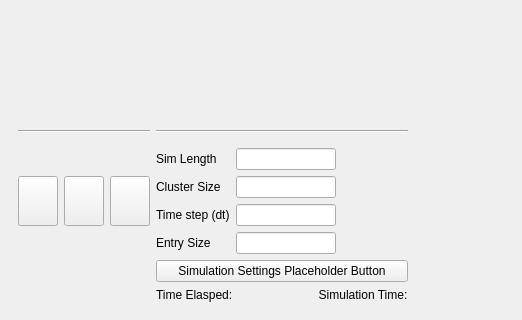
G-PIES/G-PIES, file src/ui/gui/mainwindow.ui: the form before one commit; both pictures show x 0 to 522 and y 375 to 695 of the 923 by 695 pixel window.
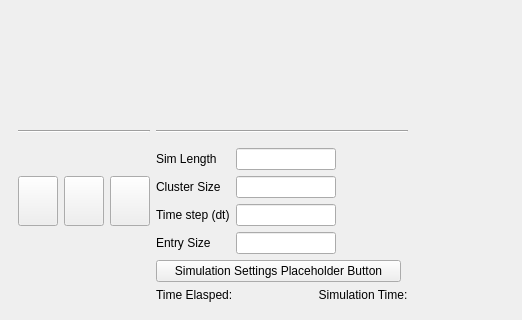
The form after the commit. Icons and pictures are not drawn.

Commit message: changed settings placeholder button size

```diff
--- a/src/ui/gui/mainwindow.ui
+++ b/src/ui/gui/mainwindow.ui
@@ -416,6 +416,12 @@
        </item>
        <item row="7" column="7">
         <widget class="QPushButton" name="settingsButton">
+         <property name="maximumSize">
+          <size>
+           <width>245</width>
+           <height>16777215</height>
+          </size>
+         </property>
          <property name="text">
           <string>Simulation Settings Placeholder Button</string>
          </property>
```
The commit also changes 1 other file.
